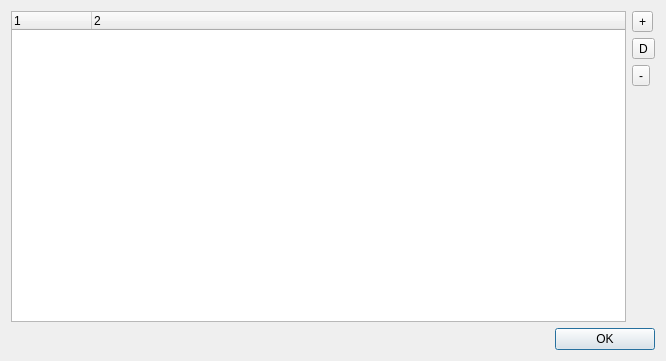
Before: the Qt Designer form SCHNApps/forms/pluginDialog.ui in cgogn/CGoGN, drawn with Qt 5.
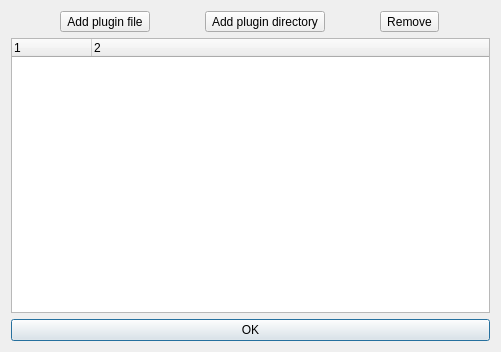
After: the same form once the commit is applied.

The edit to the form file:
```diff
--- a/SCHNApps/forms/pluginDialog.ui
+++ b/SCHNApps/forms/pluginDialog.ui
@@ -6,8 +6,8 @@
    <rect>
     <x>0</x>
     <y>0</y>
-    <width>666</width>
-    <height>361</height>
+    <width>501</width>
+    <height>352</height>
    </rect>
   </property>
   <property name="windowTitle">
@@ -17,6 +17,29 @@
    <item>
     <layout class="QHBoxLayout" name="horizontalLayout">
      <item>
+      <widget class="QToolButton" name="addButton">
+       <property name="text">
+        <string>Add plugin file</string>
+       </property>
+      </widget>
+     </item>
+     <item>
+      <widget class="QToolButton" name="directoryButton">
+       <property name="text">
+        <string>Add plugin directory</string>
+       </property>
+      </widget>
+     </item>
+     <item>
+      <widget class="QToolButton" name="removeButton">
+       <property name="text">
+        <string>Remove</string>
+       </property>
+      </widget>
+     </item>
+    </layout>
+   </item>
+   <item>
       <widget class="QTreeWidget" name="treeWidget">
        <property name="frameShape">
         <enum>QFrame::StyledPanel</enum>
@@ -49,61 +72,6 @@
       </widget>
      </item>
      <item>
-      <layout class="QVBoxLayout" name="verticalLayout_2">
-       <item>
-        <widget class="QToolButton" name="addButton">
-         <property name="text">
-          <string>+</string>
-         </property>
-        </widget>
-       </item>
-       <item>
-        <widget class="QToolButton" name="directoryButton">
-         <property name="text">
-          <string>D</string>
-         </property>
-        </widget>
-       </item>
-       <item>
-        <widget class="QToolButton" name="removeButton">
-         <property name="text">
-          <string>-</string>
-         </property>
-        </widget>
-       </item>
-       <item>
-        <spacer name="verticalSpacer">
-         <property name="orientation">
-          <enum>Qt::Vertical</enum>
-         </property>
-         <property name="sizeHint" stdset="0">
-          <size>
-           <width>20</width>
-           <height>40</height>
-          </size>
-         </property>
-        </spacer>
-       </item>
-      </layout>
-     </item>
-    </layout>
-   </item>
-   <item>
-    <layout class="QHBoxLayout" name="horizontalLayout_2">
-     <item>
-      <spacer name="horizontalSpacer">
-       <property name="orientation">
-        <enum>Qt::Horizontal</enum>
-       </property>
-       <property name="sizeHint" stdset="0">
-        <size>
-         <width>40</width>
-         <height>20</height>
-        </size>
-       </property>
-      </spacer>
-     </item>
-     <item>
       <widget class="QPushButton" name="OKButton">
        <property name="sizePolicy">
         <sizepolicy hsizetype="Minimum" vsizetype="Preferred">
@@ -121,8 +89,6 @@
         <string>OK</string>
        </property>
       </widget>
-     </item>
-    </layout>
    </item>
   </layout>
  </widget>
```
Lines whose indentation alone changed are shown as unchanged.
